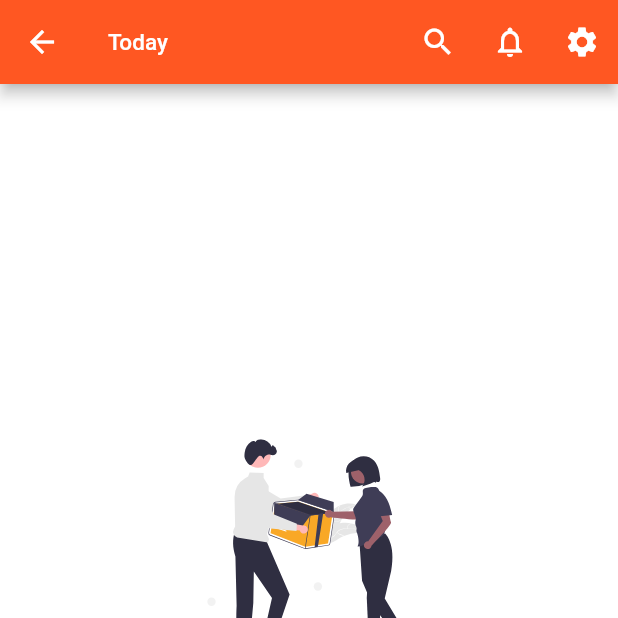
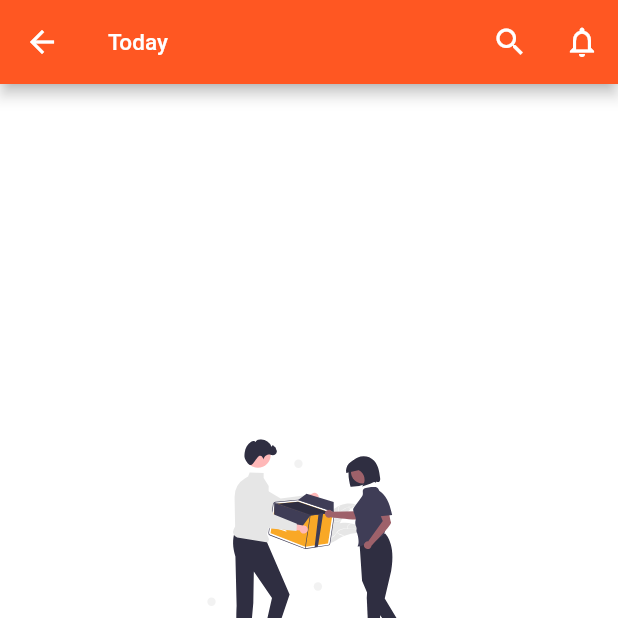
Before and after one commit to lethanhvietctt5/todos, a Flutter app: the screen it shows after launch, after a tap on "Today", on a phone screen of 412 x 824 dp, the top half of it. Run offline on Flutter 3.47's test engine with Material 2 defaults, Android fonts, the phone set to English and light mode, and no system bars; our stand-ins replace flutter_local_notifications, flutter_svg, shared_preferences, timezone, top_snackbar_flutter; missing offline and left inert: woozy_search.

Commit message:
modify some UIs

```diff
--- a/lib/screens/home_page.dart
+++ b/lib/screens/home_page.dart
@@ -1,5 +1,6 @@
 import 'package:flutter/cupertino.dart';
 import 'package:flutter/material.dart';
+import 'package:flutter/services.dart';
 import 'package:flutter_svg/flutter_svg.dart';
 import 'package:provider/provider.dart';
 import 'package:todos/data_provider/todos_model.dart';
@@ -63,14 +64,10 @@ class _HomePageState extends State<HomePage> {
               Navigator.pushNamed(context, '/notification');
             },
           ),
-          IconButton(
-            icon: const Icon(
-              Icons.settings,
-              color: Colors.white,
-            ),
-            onPressed: () {},
-          ),
         ],
+        systemOverlayStyle: const SystemUiOverlayStyle(
+          statusBarColor: Colors.deepOrange, // Status bar
+        ),
       ),
       backgroundColor: Colors.grey[100],
       body: SingleChildScrollView(
--- a/lib/screens/notification_page.dart
+++ b/lib/screens/notification_page.dart
@@ -1,5 +1,6 @@
 import 'package:flutter/material.dart';
 import 'package:flutter/painting.dart';
+import 'package:flutter/services.dart';
 import 'package:flutter_svg/flutter_svg.dart';
 import 'package:provider/provider.dart';
 import 'package:todos/data_provider/todo_model.dart';
@@ -21,6 +22,9 @@ class NotificationPage extends StatelessWidget {
         title: const Text(
           'Notifications',
           style: TextStyle(color: Colors.black, fontSize: 18),
+        ),
+        systemOverlayStyle: const SystemUiOverlayStyle(
+          statusBarColor: Colors.white, // Status bar
         ),
       ),
       backgroundColor: Colors.white,
--- a/lib/screens/today_page.dart
+++ b/lib/screens/today_page.dart
@@ -1,4 +1,5 @@
 import 'package:flutter/material.dart';
+import 'package:flutter/services.dart';
 import 'package:flutter_svg/flutter_svg.dart';
 import 'package:provider/provider.dart';
 import 'package:todos/data_provider/todo_model.dart';
@@ -37,16 +38,14 @@ class _TodayPageState extends State<TodayPage> {
               Icons.notifications_outlined,
               color: Colors.white,
             ),
-            onPressed: () {},
-          ),
-          IconButton(
-            icon: const Icon(
-              Icons.settings,
-              color: Colors.white,
-            ),
-            onPressed: () {},
+            onPressed: () {
+              Navigator.pushNamed(context, '/notification');
+            },
           ),
         ],
+        systemOverlayStyle: const SystemUiOverlayStyle(
+          statusBarColor: Colors.deepOrange, // Status bar
+        ),
       ),
       backgroundColor: Colors.white,
       floatingActionButton: FloatingActionButton(
```
Also changed, not shown: lib/screens/all_page.dart (+7 -8 lines), lib/screens/search_page.dart (+11 -2 lines), lib/screens/upcomming_page.dart (+7 -8 lines), lib/widgets/create_todo.dart (+11 -5 lines).
